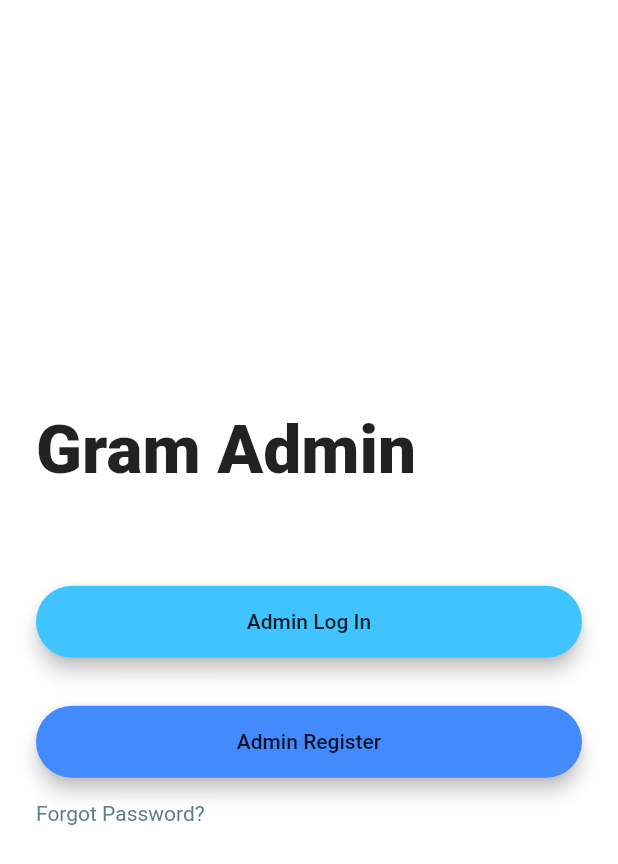
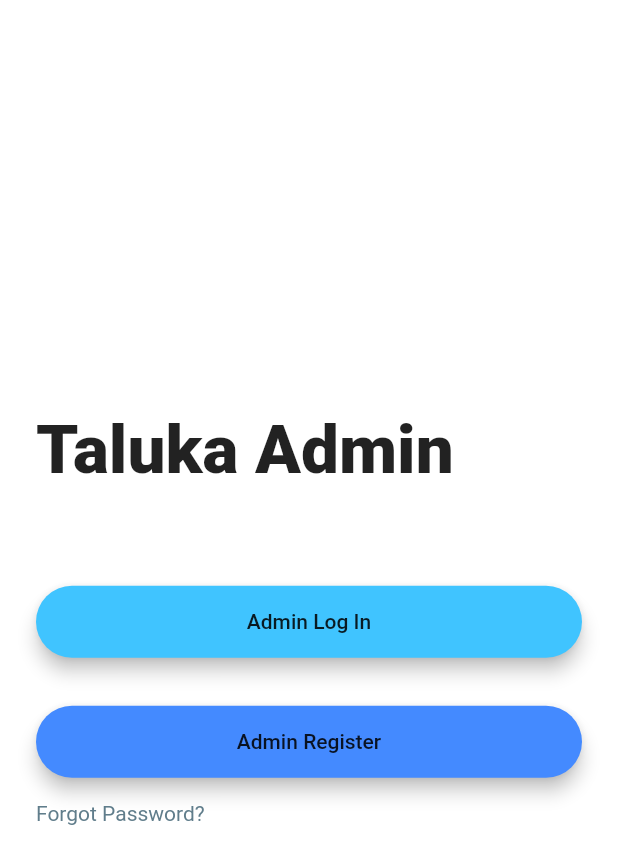
Before and after one commit to chetanshivaji/talukaAdmin, a Flutter app: the screen it shows after launch, on a phone screen of 412 x 824 dp. Shown: the top 864 px of the screen. Run offline on Flutter 3.47's test engine with Material 2 defaults, Android fonts, the phone set to English and light mode, and no system bars; our stand-ins replace cloud_firestore, firebase_auth, firebase_core; accounts and stored records are empty.

Commit message:
few texts and titiles made for taluka

```diff
--- a/lib/consts.dart
+++ b/lib/consts.dart
@@ -64,14 +64,14 @@ String dRemovePerson = 'RemovePersonTax';
 String dApprove = 'Approve';
 String dReport = 'Report';
 String dUpdatePerson = 'UpdatePerson';
-String dHeading = 'Admin';
+String dHeading = 'Taluka Admin';
 
 //options pop up
 String optCancel = "cancel";
 String optOk = "OK";
 
 //appLable
-String appLabel = 'Gram Admin';
+String appLabel = 'Taluka Admin';
 //activity type
 String actPending = "PENDING";
 String actIn = "IN";
@@ -132,7 +132,7 @@ String appBarHeadingInputInfo = "Add New Person Gram";
 String appBarHeadingRemoveInfo = "Remove Person Gram";
 String appBarMainAppInfo = 'Admin, Register, approve, make db';
 String appBarHeadingUpdateInfo = 'Update Info in Gram';
-String appBarHeadingReportInfo = 'Report Info in Gram';
+String appBarHeadingReportInfo = 'Report Info in Taluka';
 
 String tableHeadingDate = 'Date';
 String txtHtoL = "H to L";
```
